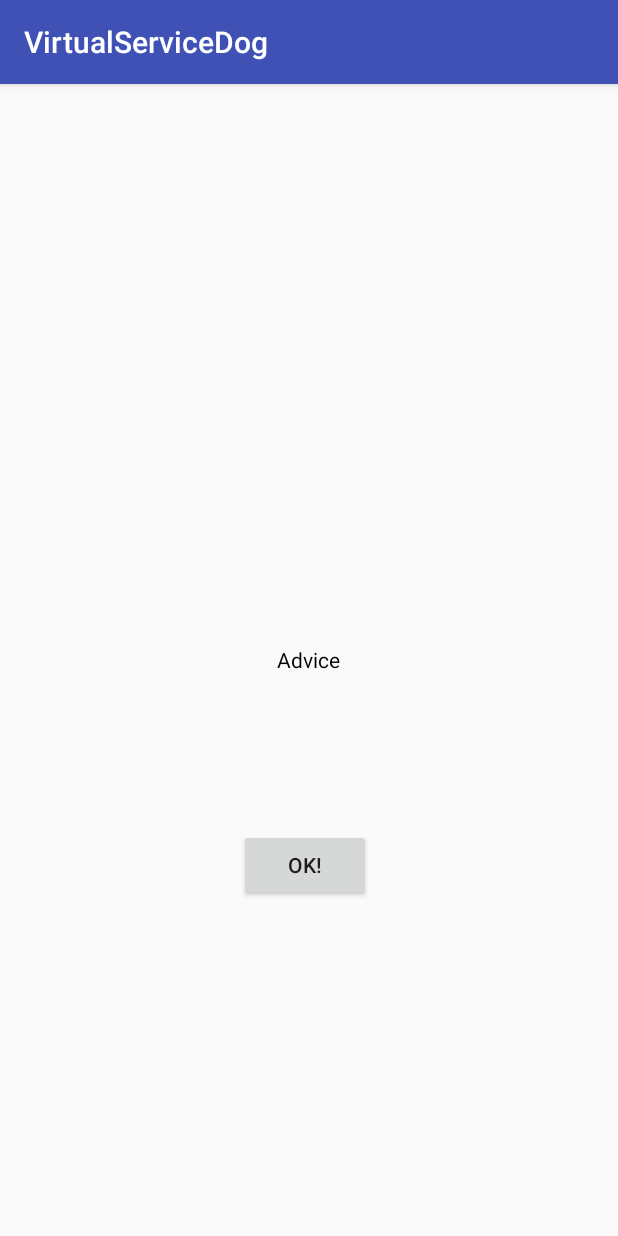
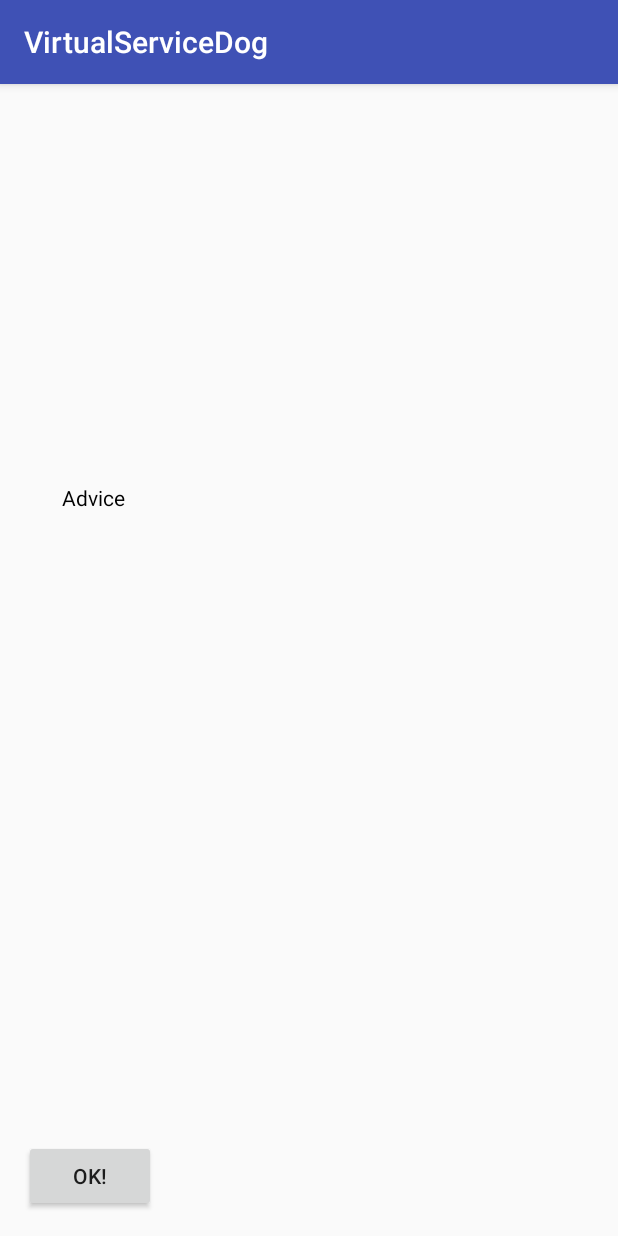
Before and after one commit to CUBoulder-2017-IML4HCI/virtual-service-dog, an Android app: the HelpAdvice screen opened directly, with no data from a screen before it, on a phone screen of 412 x 824 dp. Run offline under Robolectric (Android 15) with nearby library versions, the phone set to English and light mode, and no system bars; 2 statements that could not run were skipped.

Commit message:
layout improvement, back button was hidden but now fixed

```diff
--- a/app/src/main/res/layout/help_advice.xml
+++ b/app/src/main/res/layout/help_advice.xml
@@ -10,25 +10,38 @@
     android:paddingRight="@dimen/activity_horizontal_margin"
     android:paddingTop="@dimen/activity_vertical_margin"
     tools:context="com.vsd.virtualservicedog.HelpAdvice"
-    >
+    android:baselineAligned="false"
+    android:weightSum="1">
 
     <Button
         android:id="@+id/okButton"
         android:layout_width="wrap_content"
         android:layout_height="wrap_content"
+
         android:text="ok!"
-        android:layout_marginTop="78dp"
-        android:layout_below="@+id/adviceText"
-        android:layout_alignLeft="@+id/adviceText"
-        android:layout_alignStart="@+id/adviceText" />
+        android:layout_alignParentBottom="true"
+        android:layout_alignParentLeft="true"
+        android:layout_alignParentStart="true" />
 
-    <TextView
-        android:id="@+id/adviceText"
-        android:layout_width="wrap_content"
-        android:layout_height="wrap_content"
-        android:text="Advice"
-        android:layout_centerInParent="true"
-        android:padding="25sp"
-        android:textColor="#000" />
+
+    <ScrollView
+        android:layout_width="223dp"
+        android:layout_height="477dp"
+        android:layout_alignParentRight="true"
+        android:layout_alignParentEnd="true"
+        android:layout_above="@+id/okButton"
+        android:layout_alignParentLeft="true"
+        android:layout_alignParentStart="true">
+
+        <TextView
+            android:id="@+id/adviceText"
+            android:layout_width="match_parent"
+            android:layout_height="wrap_content"
+            android:layout_marginTop="14dp"
+            android:padding="25sp"
+            android:text="Advice"
+            android:textColor="#000" />
+
+    </ScrollView>
 
 </RelativeLayout>
```
